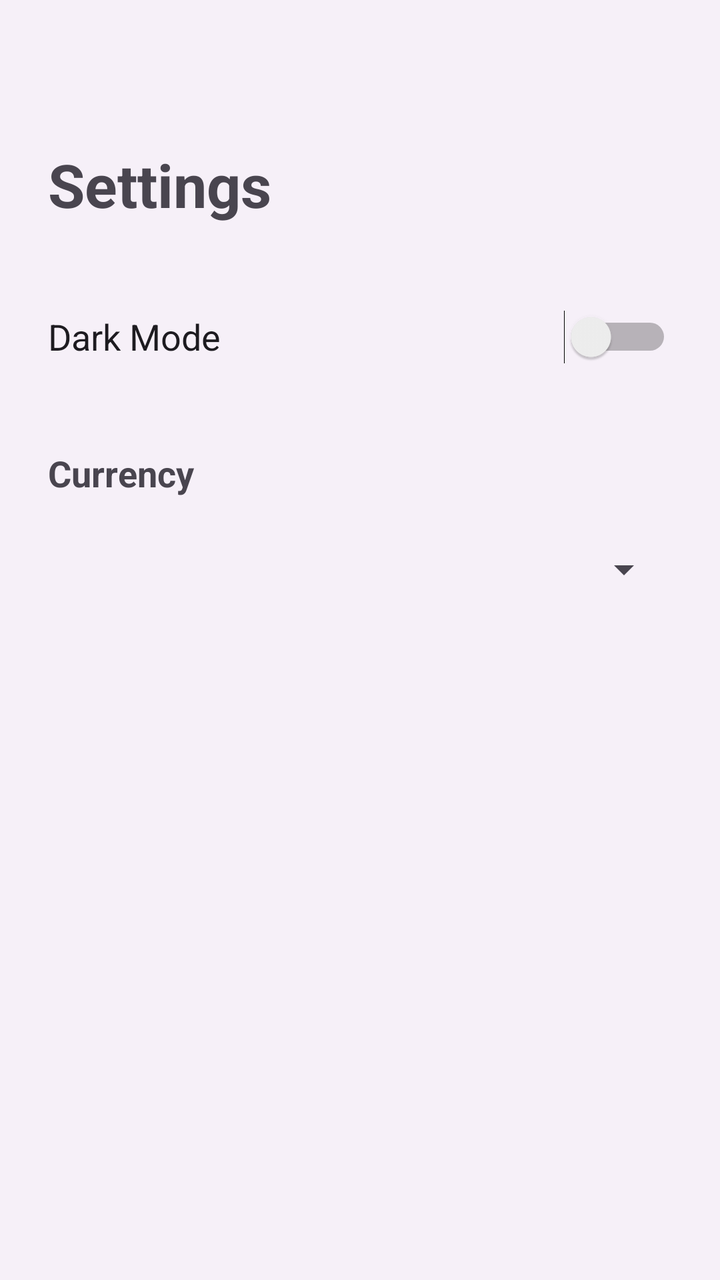
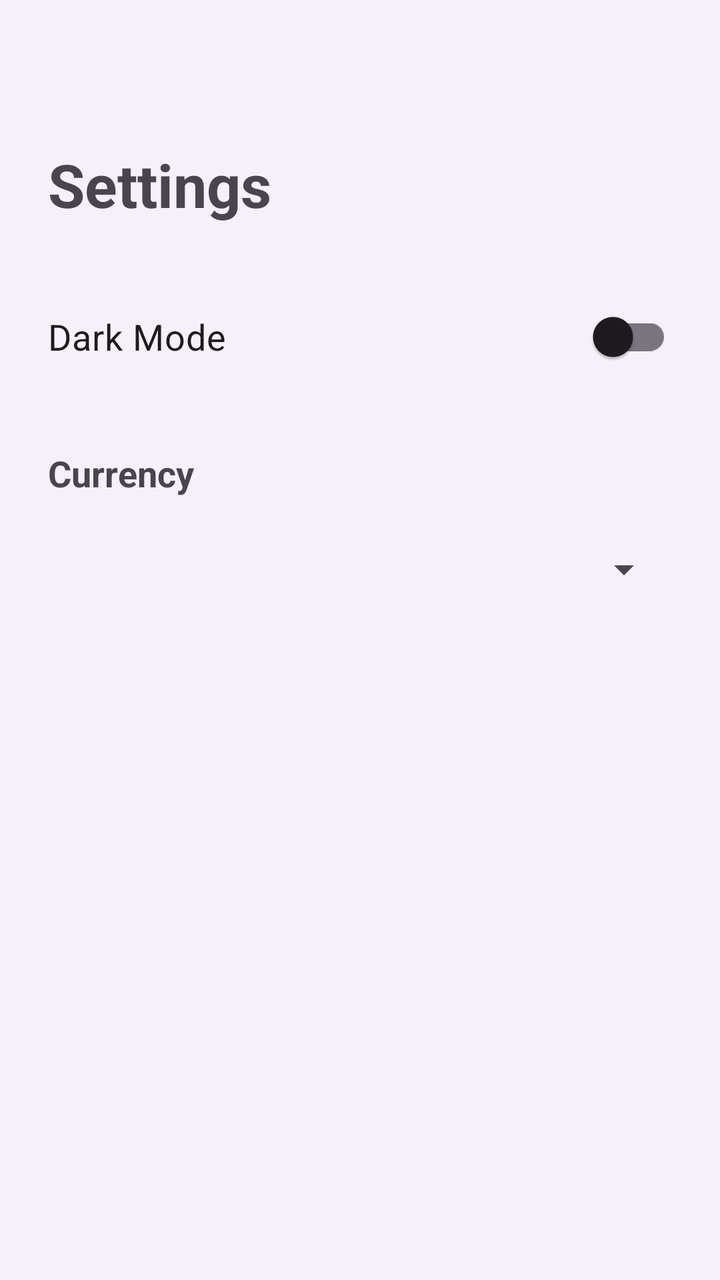

Compare the two renders of this Android layout. The source of the first and the diff that turns it into the second are given below.
<!-- AndroidManifest.xml: application theme Theme.ExpenseTracker -->
<!-- res/layout/activity_settings.xml -->
<?xml version="1.0" encoding="utf-8"?>
<LinearLayout
    xmlns:android="http://schemas.android.com/apk/res/android"
    android:layout_width="match_parent"
    android:layout_height="match_parent"
    android:orientation="vertical"
    android:padding="24dp">

    <TextView
        android:layout_width="match_parent"
        android:layout_height="wrap_content"
        android:layout_marginTop="48dp"
        android:text="Settings"
        android:textSize="30sp"
        android:textStyle="bold" />

    <Switch
        android:id="@+id/switchDarkMode"
        android:layout_width="match_parent"
        android:layout_height="wrap_content"
        android:layout_marginTop="32dp"
        android:minHeight="48dp"
        android:text="Dark Mode"
        android:textSize="18sp" />

    <TextView
        android:layout_width="match_parent"
        android:layout_height="wrap_content"
        android:layout_marginTop="32dp"
        android:text="Currency"
        android:textSize="18sp"
        android:textStyle="bold" />

    <Spinner
        android:id="@+id/spinnerCurrency"
        android:layout_width="match_parent"
        android:layout_height="wrap_content"
        android:layout_marginTop="12dp"
        android:minHeight="48dp" />

</LinearLayout>
<!-- resources referenced by this layout -->
<resources>
  <style name="Theme.ExpenseTracker" parent="Base.Theme.ExpenseTracker" />
  <style name="Base.Theme.ExpenseTracker" parent="Theme.Material3.DayNight.NoActionBar">
  
          <item name="colorPrimary">@color/purple_primary</item>
          <item name="colorSecondary">@color/purple_secondary</item>
  
          <item name="android:statusBarColor">@color/purple_primary</item>
  
          <item name="android:windowBackground">
              @color/background_light
          </item>
  
      </style>
  <color name="purple_primary">#6A4FB3</color>
  <color name="purple_secondary">#8E7CC3</color>
  <color name="background_light">#F6F0F8</color>
</resources>

<!-- the commit's change to res/layout/activity_settings.xml (unified diff, before → after) -->
@@ -10,24 +10,24 @@
         android:layout_width="match_parent"
         android:layout_height="wrap_content"
         android:layout_marginTop="48dp"
-        android:text="Settings"
+        android:text="@string/settings"
         android:textSize="30sp"
         android:textStyle="bold" />
 
-    <Switch
+    <androidx.appcompat.widget.SwitchCompat
         android:id="@+id/switchDarkMode"
         android:layout_width="match_parent"
         android:layout_height="wrap_content"
         android:layout_marginTop="32dp"
         android:minHeight="48dp"
-        android:text="Dark Mode"
+        android:text="@string/dark_mode"
         android:textSize="18sp" />
 
     <TextView
         android:layout_width="match_parent"
         android:layout_height="wrap_content"
         android:layout_marginTop="32dp"
-        android:text="Currency"
+        android:text="@string/currency"
         android:textSize="18sp"
         android:textStyle="bold" />
 
<!-- resource entries referenced after the edit -->
@@ -1,5 +1,8 @@
 <!-- resources referenced by this layout -->
 <resources>
+  <string name="currency">Currency</string>
+  <string name="dark_mode">Dark Mode</string>
+  <string name="settings">Settings</string>
   <style name="Theme.ExpenseTracker" parent="Base.Theme.ExpenseTracker" />
   <style name="Base.Theme.ExpenseTracker" parent="Theme.Material3.DayNight.NoActionBar">
   
